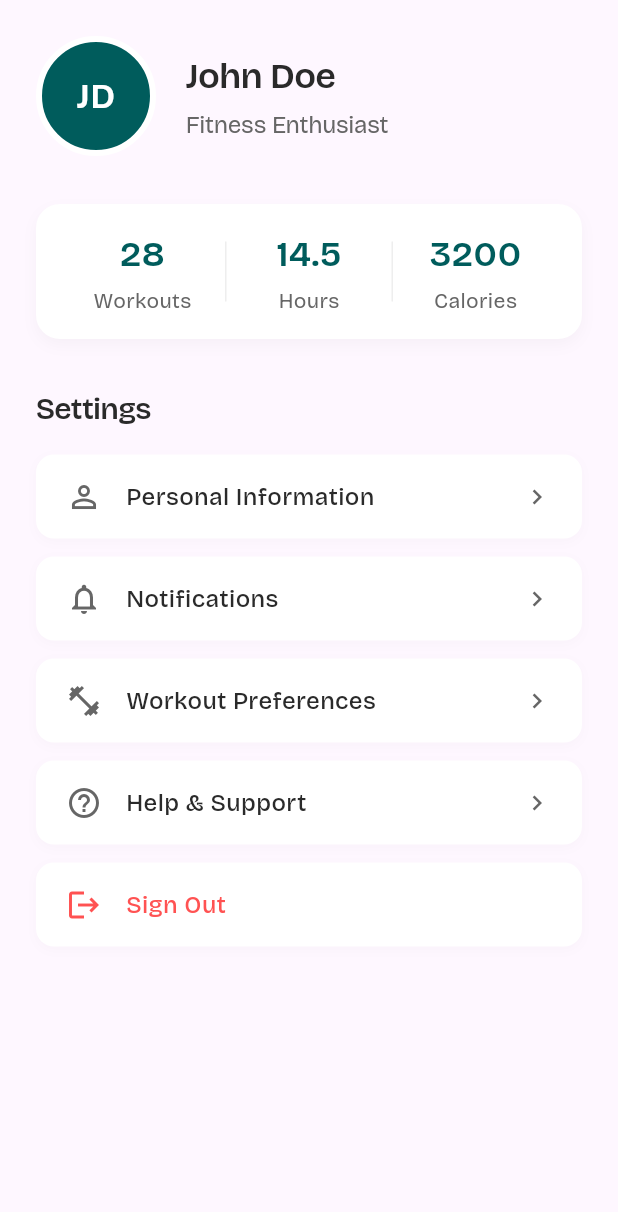
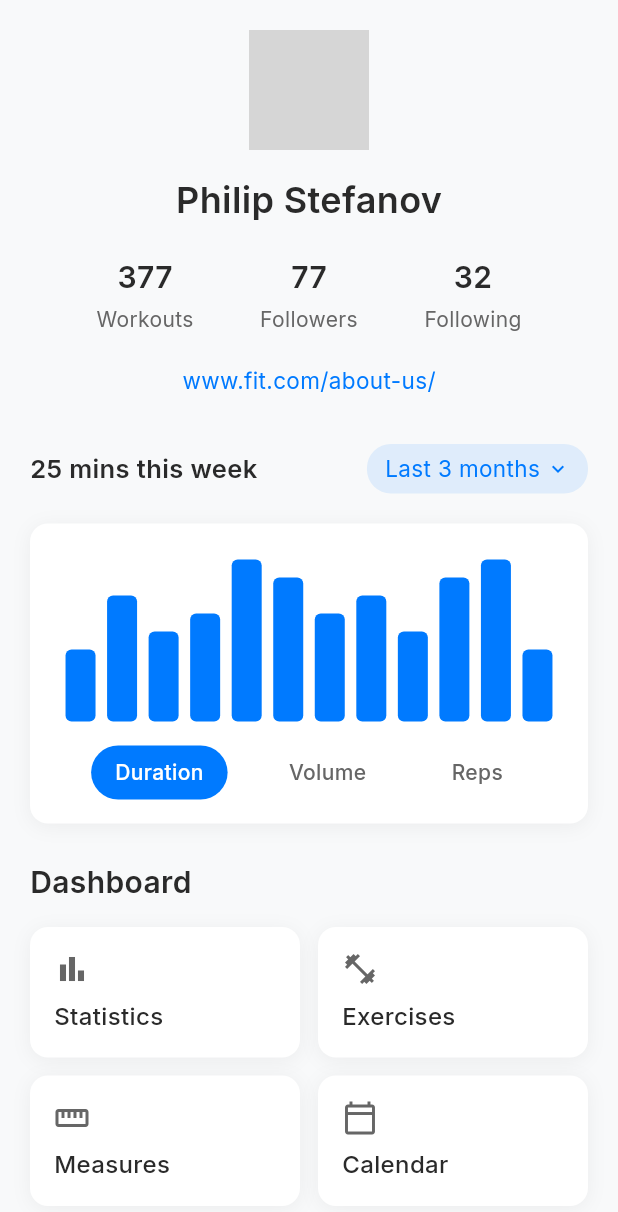
Before and after one commit to mihf05/flutter-fitness, a Flutter app: the ProfilePage screen opened directly, on a phone screen of 412 x 824 dp. Shown: the top 1212 px of the screen. Run offline on Flutter 3.47's test engine with Material 3 defaults, Android fonts, the phone set to English and light mode, and no system bars; our stand-ins replace google_fonts; network calls fail; grey boxes are pictures that could not be loaded.

Commit message:
feat: Revamp ProfilePage layout with enhanced user stats and dashboard sections

```diff
--- a/lib/profile_page.dart
+++ b/lib/profile_page.dart
@@ -11,107 +11,66 @@ class ProfilePage extends StatelessWidget {
 
   @override
   Widget build(BuildContext context) {
-    final Color backgroundColor = isDarkMode ? Color(0xFF0A0A0B) : Color(0xFFFAFAFC);
+    final Color backgroundColor = isDarkMode ? Color(0xFF0A0A0B) : Color(0xFFF8F9FA);
     final Color surfaceColor = isDarkMode ? Color(0xFF1A1A1D) : Colors.white;
     final Color textColor = isDarkMode ? Color(0xFFE8E8E8) : Color(0xFF2A2A2A);
     final Color subtitleColor = isDarkMode ? Color(0xFFB0B0B0) : Color(0xFF666666);
-    final Color borderColor = isDarkMode ? Color(0xFF333333) : Color(0xFFEEEEEE);
+    final Color primaryColor = Color(0xFF007AFF);
 
-    return SafeArea(
-      child: SingleChildScrollView(
+    return Scaffold(
+      backgroundColor: backgroundColor,
+      body: SingleChildScrollView(
         child: Padding(
-          padding: const EdgeInsets.all(24.0),
+          padding: const EdgeInsets.symmetric(horizontal: 20.0),
           child: Column(
             crossAxisAlignment: CrossAxisAlignment.start,
             children: [
-              // Profile header
-              Row(
+              SizedBox(height: 20),
+
+              // Profile section
+              Center(
+                child: Column(
                   children: [
                     Container(
                       width: 80,
                       height: 80,
                       decoration: BoxDecoration(
                         shape: BoxShape.circle,
-                      color: Color(0xFF005C5C),
-                      border: Border.all(
-                        color: surfaceColor,
-                        width: 4,
-                      ),
-                    ),
-                    child: Center(
-                      child: Text(
-                        'JD',
-                        style: GoogleFonts.bricolageGrotesque(
-                          fontSize: 24,
-                          fontWeight: FontWeight.w600,
-                          color: Colors.white,
+                        image: DecorationImage(
+                          image: NetworkImage('https://images.unsplash.com/photo-1507003211169-0a1dd7228f2d'),
+                          fit: BoxFit.cover,
                         ),
                       ),
                     ),
-                  ),
-                  SizedBox(width: 20),
-                  Column(
-                    crossAxisAlignment: CrossAxisAlignment.start,
-                    children: [
+                    SizedBox(height: 16),
                     Text(
-                        'John Doe',
-                        style: GoogleFonts.bricolageGrotesque(
+                      'Philip Stefanov',
+                      style: GoogleFonts.inter(
                         fontSize: 24,
                         fontWeight: FontWeight.w600,
                         color: textColor,
-                          letterSpacing: -0.5,
                       ),
                     ),
-                      SizedBox(height: 4),
-                      Text(
-                        'Fitness Enthusiast',
-                        style: GoogleFonts.bricolageGrotesque(
-                          fontSize: 16,
-                          color: subtitleColor,
-                          letterSpacing: -0.2,
-                        ),
-                      ),
+                    SizedBox(height: 20),
+
+                    // Stats row
+                    Row(
+                      mainAxisAlignment: MainAxisAlignment.spaceEvenly,
+                      children: [
+                        _buildStatColumn('377', 'Workouts', textColor, subtitleColor),
+                        _buildStatColumn('77', 'Followers', textColor, subtitleColor),
+                        _buildStatColumn('32', 'Following', textColor, subtitleColor),
                       ],
                     ),
-                ],
+                    SizedBox(height: 20),
+
+                    // Website link
+                    Text(
+                      'www.fit.com/about-us/',
+                      style: GoogleFonts.inter(
+                        fontSize: 15,
+                        color: primaryColor,
                       ),
-
-              SizedBox(height: 32),
-
-              // Stats
-              Container(
-                padding: EdgeInsets.all(16),
-                decoration: BoxDecoration(
-                  color: surfaceColor,
-                  borderRadius: BorderRadius.circular(16),
-                  boxShadow: [
-                    BoxShadow(
-                      color: isDarkMode
-                          ? Colors.black.withOpacity(0.2)
-                          : Colors.black.withOpacity(0.03),
-                      blurRadius: isDarkMode ? 6 : 8,
-                      offset: Offset(0, isDarkMode ? 2 : 4),
-                    ),
-                  ],
-                ),
-                child: Row(
-                  children: [
-                    _buildStat(
-                      value: '28',
-                      label: 'Workouts',
-                      isDarkMode: isDarkMode,
-                    ),
-                    _buildStatDivider(isDarkMode),
-                    _buildStat(
-                      value: '14.5',
-                      label: 'Hours',
-                      isDarkMode: isDarkMode,
-                    ),
-                    _buildStatDivider(isDarkMode),
-                    _buildStat(
-                      value: '3200',
-                      label: 'Calories',
-                      isDarkMode: isDarkMode,
                     ),
                   ],
                 ),
@@ -119,45 +78,229 @@ class ProfilePage extends StatelessWidget {
 
               SizedBox(height: 32),
 
-              // Settings
+              // Time period selector
+              Row(
+                mainAxisAlignment: MainAxisAlignment.spaceBetween,
+                children: [
                   Text(
-                'Settings',
-                style: GoogleFonts.bricolageGrotesque(
+                    '25 mins this week',
+                    style: GoogleFonts.inter(
+                      fontSize: 17,
+                      fontWeight: FontWeight.w600,
+                      color: textColor,
+                    ),
+                  ),
+                  Container(
+                    padding: EdgeInsets.symmetric(horizontal: 12, vertical: 6),
+                    decoration: BoxDecoration(
+                      color: primaryColor.withOpacity(0.1),
+                      borderRadius: BorderRadius.circular(16),
+                    ),
+                    child: Row(
+                      mainAxisSize: MainAxisSize.min,
+                      children: [
+                        Text(
+                          'Last 3 months',
+                          style: GoogleFonts.inter(
+                            fontSize: 15,
+                            color: primaryColor,
+                          ),
+                        ),
+                        SizedBox(width: 4),
+                        Icon(Icons.keyboard_arrow_down,
+                             color: primaryColor, size: 16),
+                      ],
+                    ),
+                  ),
+                ],
+              ),
+
+              SizedBox(height: 20),
+
+              // Chart section
+              Container(
+                height: 200,
+                padding: EdgeInsets.all(16),
+                decoration: BoxDecoration(
+                  color: surfaceColor,
+                  borderRadius: BorderRadius.circular(12),
+                  boxShadow: [
+                    BoxShadow(
+                      color: Colors.black.withOpacity(0.05),
+                      blurRadius: 10,
+                      offset: Offset(0, 2),
+                    ),
+                  ],
+                ),
+                child: Column(
+                  children: [
+                    Expanded(
+                      child: Row(
+                        crossAxisAlignment: CrossAxisAlignment.end,
+                        mainAxisAlignment: MainAxisAlignment.spaceEvenly,
+                        children: [
+                          _buildBarChart(0.4, primaryColor),
+                          _buildBarChart(0.7, primaryColor),
+                          _buildBarChart(0.5, primaryColor),
+                          _buildBarChart(0.6, primaryColor),
+                          _buildBarChart(0.9, primaryColor),
+                          _buildBarChart(0.8, primaryColor),
+                          _buildBarChart(0.6, primaryColor),
+                          _buildBarChart(0.7, primaryColor),
+                          _buildBarChart(0.5, primaryColor),
+                          _buildBarChart(0.8, primaryColor),
+                          _buildBarChart(0.9, primaryColor),
+                          _buildBarChart(0.4, primaryColor),
+                        ],
+                      ),
+                    ),
+                    SizedBox(height: 16),
+                    Row(
+                      mainAxisAlignment: MainAxisAlignment.spaceEvenly,
+                      children: [
+                        _buildChartTab('Duration', true, primaryColor, textColor),
+                        _buildChartTab('Volume', false, primaryColor, subtitleColor),
+                        _buildChartTab('Reps', false, primaryColor, subtitleColor),
+                      ],
+                    ),
+                  ],
+                ),
+              ),
+
+              SizedBox(height: 24),
+
+              // Dashboard section
+              Text(
+                'Dashboard',
+                style: GoogleFonts.inter(
                   fontSize: 20,
                   fontWeight: FontWeight.w600,
                   color: textColor,
-                  letterSpacing: -0.5,
                 ),
               ),
               SizedBox(height: 16),
 
-              // Settings options
-              _buildSettingsItem(
-                icon: Icons.person_outline,
-                title: 'Personal Information',
-                isDarkMode: isDarkMode,
+              // Dashboard grid
+              Row(
+                children: [
+                  Expanded(
+                    child: _buildDashboardItem(
+                      Icons.bar_chart_outlined,
+                      'Statistics',
+                      surfaceColor,
+                      textColor,
+                      subtitleColor,
                     ),
-              _buildSettingsItem(
-                icon: Icons.notifications_none,
-                title: 'Notifications',
-                isDarkMode: isDarkMode,
                   ),
-              _buildSettingsItem(
-                icon: Icons.fitness_center_outlined,
-                title: 'Workout Preferences',
-                isDarkMode: isDarkMode,
+                  SizedBox(width: 12),
+                  Expanded(
+                    child: _buildDashboardItem(
+                      Icons.fitness_center_outlined,
+                      'Exercises',
+                      surfaceColor,
+                      textColor,
+                      subtitleColor,
                     ),
-              _buildSettingsItem(
-                icon: Icons.help_outline,
-                title: 'Help & Support',
-                isDarkMode: isDarkMode,
                   ),
-              _buildSettingsItem(
-                icon: Icons.logout,
-                title: 'Sign Out',
-                isDarkMode: isDarkMode,
-                isDestructive: true,
+                ],
               ),
+              SizedBox(height: 12),
+              Row(
+                children: [
+                  Expanded(
+                    child: _buildDashboardItem(
+                      Icons.straighten_outlined,
+                      'Measures',
+                      surfaceColor,
+                      textColor,
+                      subtitleColor,
+                    ),
+                  ),
+                  SizedBox(width: 12),
+                  Expanded(
+                    child: _buildDashboardItem(
+                      Icons.calendar_today_outlined,
+                      'Calendar',
+                      surfaceColor,
+                      textColor,
+                      subtitleColor,
+                    ),
+                  ),
+                ],
+              ),
+
+              SizedBox(height: 24),
+
+              // Workouts section
+              Text(
+                'Workouts',
+                style: GoogleFonts.inter(
+                  fontSize: 20,
+                  fontWeight: FontWeight.w600,
+                  color: textColor,
+                ),
+              ),
+              SizedBox(height: 16),
+
+              // Workout item
+              Container(
+                padding: EdgeInsets.all(16),
+                decoration: BoxDecoration(
+                  color: surfaceColor,
+                  borderRadius: BorderRadius.circular(12),
+                  boxShadow: [
+                    BoxShadow(
+                      color: Colors.black.withOpacity(0.05),
+                      blurRadius: 10,
+                      offset: Offset(0, 2),
+                    ),
+                  ],
+                ),
+                child: Row(
+                  children: [
+                    Container(
+                      width: 40,
+                      height: 40,
+                      decoration: BoxDecoration(
+                        shape: BoxShape.circle,
+                        image: DecorationImage(
+                          image: NetworkImage('https://images.unsplash.com/photo-1507003211169-0a1dd7228f2d'),
+                          fit: BoxFit.cover,
+                        ),
+                      ),
+                    ),
+                    SizedBox(width: 12),
+                    Expanded(
+                      child: Column(
+                        crossAxisAlignment: CrossAxisAlignment.start,
+                        children: [
+                          Text(
+                            'philip_stefanov',
+                            style: GoogleFonts.inter(
+                              fontSize: 16,
+                              fontWeight: FontWeight.w600,
+                              color: textColor,
+                            ),
+                          ),
+                          Text(
+                            'Tuesday, Jan 27, 2024',
+                            style: GoogleFonts.inter(
+                              fontSize: 14,
+                              color: subtitleColor,
+                            ),
+                          ),
+                        ],
+                      ),
+                    ),
+                    IconButton(
+                      onPressed: () {},
+                      icon: Icon(Icons.more_horiz, color: subtitleColor),
+                    ),
+                  ],
+                ),
+              ),
+
+              SizedBox(height: 24), // Bottom padding
             ],
           ),
         ),
@@ -165,112 +308,87 @@ class ProfilePage extends StatelessWidget {
     );
   }
 
-  Widget _buildStat({
-    required String value,
-    required String label,
-    required bool isDarkMode,
-  }) {
-    final Color textColor = isDarkMode ? Color(0xFFE8E8E8) : Color(0xFF2A2A2A);
-    final Color subtitleColor = isDarkMode ? Color(0xFFB0B0B0) : Color(0xFF666666);
-
-    return Expanded(
-      child: Column(
+  Widget _buildStatColumn(String value, String label, Color textColor, Color subtitleColor) {
+    return Column(
       children: [
         Text(
           value,
-            style: GoogleFonts.bricolageGrotesque(
-              fontSize: 24,
+          style: GoogleFonts.inter(
+            fontSize: 20,
             fontWeight: FontWeight.w600,
-              color: Color(0xFF005C5C),
+            color: textColor,
           ),
         ),
         SizedBox(height: 4),
         Text(
           label,
-            style: GoogleFonts.bricolageGrotesque(
+          style: GoogleFonts.inter(
             fontSize: 14,
             color: subtitleColor,
+          ),
+        ),
+      ],
+    );
+  }
+
+  Widget _buildBarChart(double height, Color color) {
+    return Container(
+      width: 20,
+      height: 120 * height,
+      decoration: BoxDecoration(
+        color: color,
+        borderRadius: BorderRadius.circular(4),
+      ),
+    );
+  }
+
+  Widget _buildChartTab(String title, bool isSelected, Color primaryColor, Color textColor) {
+    return Container(
+      padding: EdgeInsets.symmetric(horizontal: 16, vertical: 8),
+      decoration: BoxDecoration(
+        color: isSelected ? primaryColor : Colors.transparent,
+        borderRadius: BorderRadius.circular(20),
+      ),
+      child: Text(
+        title,
+        style: GoogleFonts.inter(
+          fontSize: 14,
+          fontWeight: FontWeight.w500,
+          color: isSelected ? Colors.white : textColor,
+        ),
+      ),
+    );
+  }
+
+  Widget _buildDashboardItem(IconData icon, String title, Color surfaceColor, Color textColor, Color subtitleColor) {
+    return Container(
+      padding: EdgeInsets.all(16),
+      decoration: BoxDecoration(
+        color: surfaceColor,
+        borderRadius: BorderRadius.circular(12),
+        boxShadow: [
+          BoxShadow(
+            color: Colors.black.withOpacity(0.05),
+            blurRadius: 10,
+            offset: Offset(0, 2),
+          ),
+        ],
+      ),
+      child: Column(
+        crossAxisAlignment: CrossAxisAlignment.start,
+        children: [
+          Icon(icon, color: subtitleColor, size: 24),
+          SizedBox(height: 8),
+          Text(
+            title,
+            style: GoogleFonts.inter(
+              fontSize: 16,
+              fontWeight: FontWeight.w500,
+              color: textColor,
             ),
           ),
         ],
       ),
     );
   }
-
-  Widget _buildStatDivider(bool isDarkMode) {
-    final Color dividerColor = isDarkMode ? Color(0xFF333333) : Color(0xFFEEEEEE);
-
-    return Container(
-      height: 40,
-      width: 1,
-      color: dividerColor,
-    );
 }
-
-  Widget _buildSettingsItem({
-    required IconData icon,
-    required String title,
-    required bool isDarkMode,
-    bool isDestructive = false,
-  }) {
-    final Color surfaceColor = isDarkMode ? Color(0xFF1A1A1D) : Colors.white;
-    final Color textColor = isDestructive
-        ? Colors.redAccent
-        : (isDarkMode ? Color(0xFFE8E8E8) : Color(0xFF2A2A2A));
-    final Color iconColor = isDestructive
-        ? Colors.redAccent
-        : (isDarkMode ? Color(0xFFB0B0B0) : Color(0xFF666666));
-
-    return Container(
-      margin: EdgeInsets.only(bottom: 12),
-      decoration: BoxDecoration(
-        color: surfaceColor,
-        borderRadius: BorderRadius.circular(12),
-        boxShadow: [
-          BoxShadow(
-            color: isDarkMode
-                ? Colors.black.withOpacity(0.1)
-                : Colors.black.withOpacity(0.02),
-            blurRadius: isDarkMode ? 4 : 6,
-            offset: Offset(0, isDarkMode ? 1 : 2),
-          ),
-        ],
-      ),
-      child: Material(
-        color: Colors.transparent,
-        child: InkWell(
-          borderRadius: BorderRadius.circular(12),
-          onTap: () {},
-          child: Padding(
-            padding: EdgeInsets.symmetric(vertical: 16, horizontal: 20),
-            child: Row(
-              children: [
-                Icon(
-                  icon,
-                  size: 24,
-                  color: iconColor,
-                ),
-                SizedBox(width: 16),
-                Text(
-                  title,
-                  style: GoogleFonts.bricolageGrotesque(
-                    fontSize: 16,
-                    fontWeight: FontWeight.w500,
-                    color: textColor,
-                  ),
-                ),
-                Spacer(),
-                if (!isDestructive)
-                  Icon(
-                    Icons.chevron_right,
-                    size: 20,
-                    color: iconColor,
-                  ),
-              ],
-            ),
-          ),
-        ),
-      ),
-    );
-  }
-}
```
Lines whose indentation alone changed are shown as unchanged.
